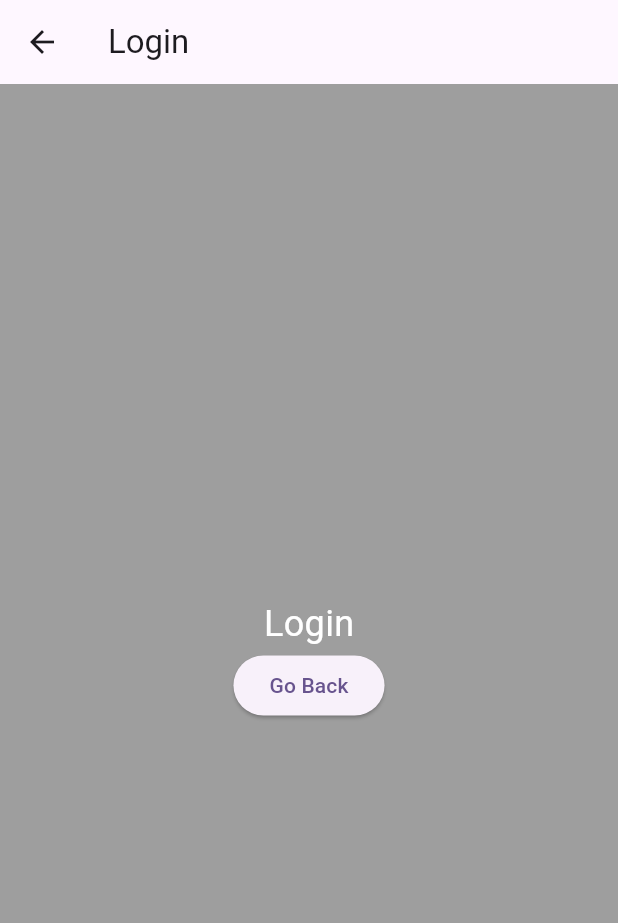
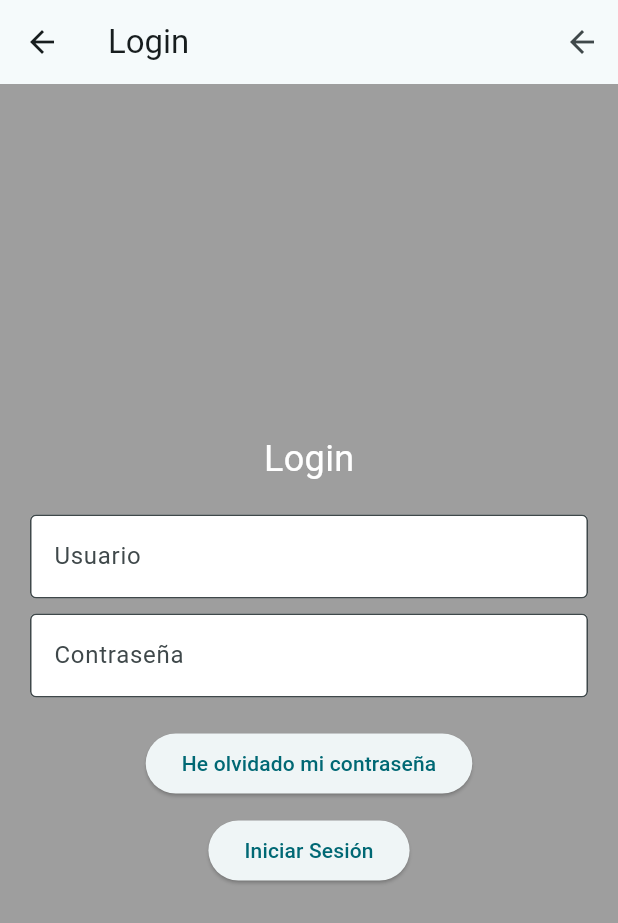
Before and after one commit to frankgimeno3/FGRhotels, a Flutter app: the screen it shows after launch, after a tap on "Login", on a phone screen of 412 x 824 dp. Shown: the top 923 px of the screen. Run offline on Flutter 3.47's test engine with Material 3 defaults, Android fonts, the phone set to English and light mode, and no system bars.

Commit message:
creo dashboard y su respectiva redireccion desde login

```diff
--- a/lib/main.dart
+++ b/lib/main.dart
@@ -1,6 +1,8 @@
 import 'package:flutter/material.dart';
-import 'pages/login_page.dart';
-import 'pages/signup_page.dart';
+import 'package:fgrhotels/pages/login_page.dart';
+import 'package:fgrhotels/pages/signup_page.dart';
+import 'package:fgrhotels/pages/forgot_password.dart';
+import 'package:fgrhotels/pages/dashboard_page.dart';
 
 void main() {
   runApp(const MyApp());
@@ -14,13 +16,20 @@
     return MaterialApp(
       title: 'FGR Hotels',
       theme: ThemeData(
-        colorScheme: ColorScheme.fromSeed(seedColor: Colors.deepPurple),
+        colorScheme: ColorScheme.fromSeed(seedColor: Colors.white),
         useMaterial3: true,
       ),
-      home: const MyHomePage(title: 'Flutter Demo Home Page'),
+      routes: {
+        '/': (context) => const MyHomePage(title: 'FGR Hotels'),
+        '/login': (context) => LoginPage(),
+        '/signup': (context) => SignupPage(),
+        '/forgot_password': (context) => ForgotPasswordPage(),
+        '/dashboard_page': (context) => DashboardPage(),
+      },
     );
   }
 }
+
 
 class MyHomePage extends StatefulWidget {
   const MyHomePage({super.key, required this.title});
@@ -48,8 +57,6 @@
             children: <Widget>[
               _buildMenuButton('Login'),
               _buildMenuButton('Signup'),
-              _buildMenuButton('About Us'),
-              _buildMenuButton('Languages'),
             ],
           ),
         ),
--- a/lib/pages/login_page.dart
+++ b/lib/pages/login_page.dart
@@ -6,17 +6,54 @@
     return Scaffold(
       appBar: AppBar(
         title: Text('Login'),
+        actions: <Widget>[
+          IconButton(
+            icon: Icon(Icons.arrow_back),
+            onPressed: () => Navigator.pop(context),
+            tooltip: 'Atrás',
+          ),
+        ],
       ),
       body: Container(
         color: Colors.grey,
+        padding: EdgeInsets.all(20.0),
         child: Center(
           child: Column(
             mainAxisAlignment: MainAxisAlignment.center,
             children: <Widget>[
               Text('Login', style: TextStyle(fontSize: 24, color: Colors.white)),
+              SizedBox(height: 20),
+              TextFormField(
+                decoration: InputDecoration(
+                  labelText: 'Usuario',
+                  border: OutlineInputBorder(),
+                  fillColor: Colors.white,
+                  filled: true,
+                ),
+              ),
+              SizedBox(height: 10),
+              TextFormField(
+                obscureText: true,
+                decoration: InputDecoration(
+                  labelText: 'Contraseña',
+                  border: OutlineInputBorder(),
+                  fillColor: Colors.white,
+                  filled: true,
+                ),
+              ),
+              SizedBox(height: 20),
               ElevatedButton(
-                onPressed: () => Navigator.pop(context),
-                child: Text('Go Back'),
+                onPressed: () {
+                  Navigator.pushNamed(context, '/forgot_password');
+                },
+                child: Text('He olvidado mi contraseña'),
+              ),
+              SizedBox(height: 10),
+              ElevatedButton(
+                onPressed: () {
+                  Navigator.pushNamed(context, '/dashboard_page');
+                },
+                child: Text('Iniciar Sesión'),
               ),
             ],
           ),
```
Also changed, not shown: lib/pages/dashboard_page.dart (+65 -0 lines), lib/pages/forgot_password.dart (+56 -0 lines).
